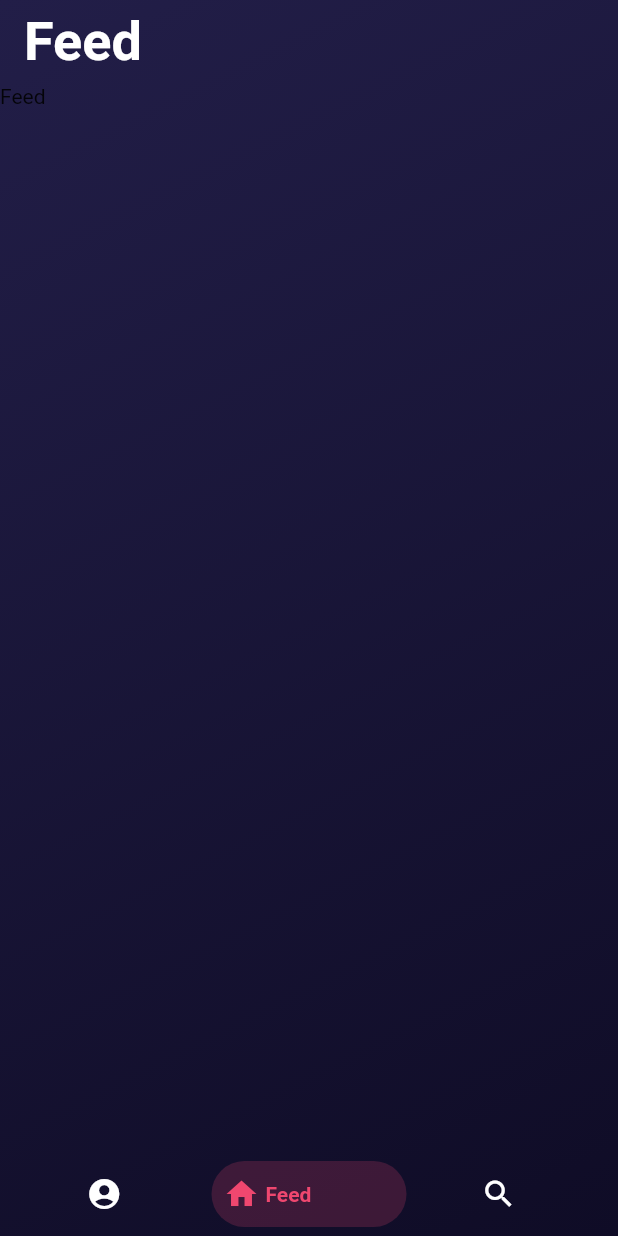
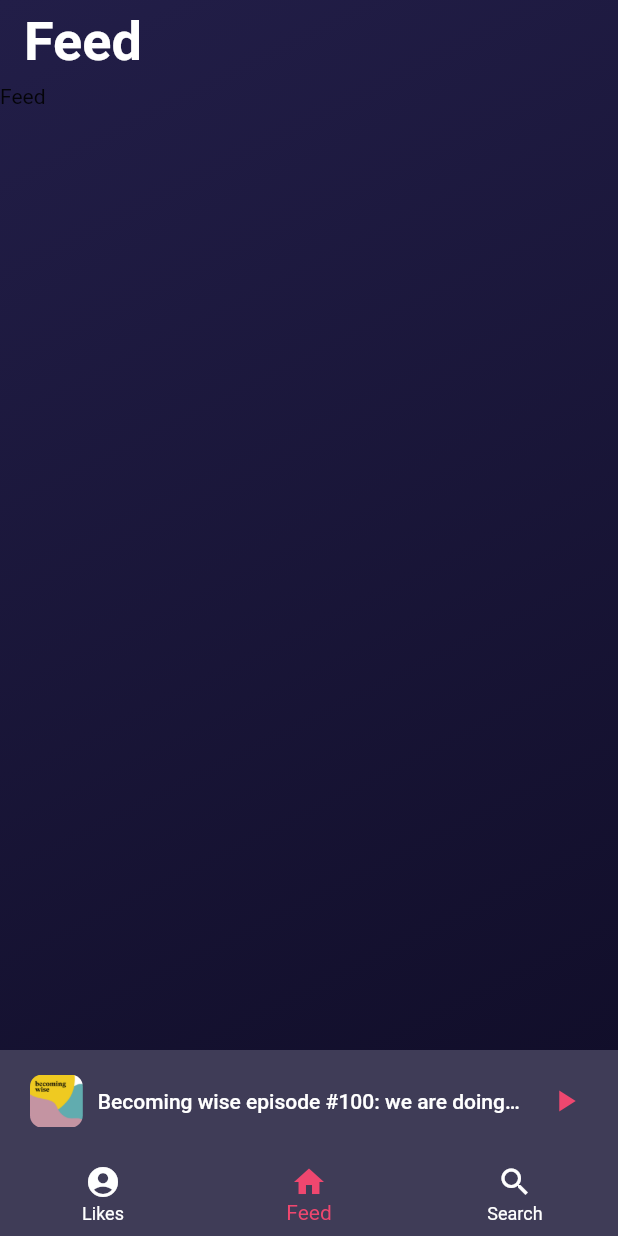
Before and after one commit to robinspiltijns/recommender_app, a Flutter app: the screen it shows after launch, on a phone screen of 412 x 824 dp. Run offline on Flutter 3.47's test engine with Material 2 defaults, Android fonts, the phone set to English and light mode, and no system bars; drawn by our look-alikes of bottom_navy_bar.

Commit message:
visual kind of ok

```diff
--- a/frontend/lib/common/components/bottom-controls.dart
+++ b/frontend/lib/common/components/bottom-controls.dart
@@ -1,6 +1,9 @@
+import 'dart:ui';
+
 import 'package:bottom_navy_bar/bottom_navy_bar.dart';
 import 'package:flutter/cupertino.dart';
 import 'package:flutter/material.dart';
+import 'package:frontend/common/components/small-player.dart';
 
 class BottomControlsWidget extends StatefulWidget {
   final ValueChanged<int> routeChanged;
@@ -13,33 +16,38 @@ class BottomControlsWidget extends StatefulWidget {
 }
 
 class _BottomControlsWidgetState extends State<BottomControlsWidget> {
-  int _selectedRouteIndex = 1;
 
   @override
   Widget build(BuildContext context) {
-    return BottomNavyBar(
-      selectedIndex: _selectedRouteIndex,
-      showElevation: false,
-      onItemSelected: widget.routeChanged,
-      backgroundColor: Colors.transparent,
-      mainAxisAlignment: MainAxisAlignment.spaceEvenly,
-      items: <BottomNavyBarItem>[
-        BottomNavyBarItem(
+
+    return Column(
+      mainAxisSize: MainAxisSize.min,
+      children: [
+        SmallPlayerWidget(),
+        BottomNavigationBar(
+        currentIndex: widget.selectedRouteIndex,
+        elevation: 0.0,
+        onTap: widget.routeChanged,
+        backgroundColor: Color(0xff3F3C57),
+        unselectedItemColor: Colors.white,
+        selectedItemColor: Color(0xffEF476F),
+        items: <BottomNavigationBarItem>[
+          BottomNavigationBarItem(
             icon: Icon(Icons.account_circle),
-            title: Text('Likes'),
-            activeColor: Color(0xffEF476F),
-            inactiveColor: Colors.white),
-        BottomNavyBarItem(
+            label: 'Likes',
+          ),
+          BottomNavigationBarItem(
             icon: Icon(Icons.home),
-            title: Text('Feed'),
-            activeColor: Color(0xffEF476F),
-            inactiveColor: Colors.white),
-        BottomNavyBarItem(
+            label: 'Feed',
+          ),
+          BottomNavigationBarItem(
             icon: Icon(Icons.search),
-            title: Text('Search'),
-            activeColor: Color(0xffEF476F),
-            inactiveColor: Colors.white),
-      ],
-    );
+            label: 'Search',
+          ),
+        ],
+        type: BottomNavigationBarType.fixed,
+      )],
+    )
+      ;
   }
 }
--- /dev/null
+++ b/frontend/lib/common/components/small-player.dart
@@ -0,0 +1,42 @@
+import 'package:flutter/cupertino.dart';
+import 'package:flutter/material.dart';
+
+class SmallPlayerWidget extends StatelessWidget {
+  @override
+  Widget build(BuildContext context) {
+    return Container(
+        color: Color(0xff3F3C57),
+        padding: EdgeInsets.only(left: 20, right: 20, bottom: 10, top: 10),
+        child: Row(
+          children: [
+            Expanded(
+              flex: 10,
+              child: ClipRRect(
+                  borderRadius: BorderRadius.circular(8.0),
+                  child: Image(
+                image: AssetImage('assets/becoming-wise.jpg'),
+              )),
+            ),
+            SizedBox(width: 10),
+            Expanded(
+                flex: 80,
+                child: Text(
+                  "Becoming wise episode #100: we are doing stuff",
+                  overflow: TextOverflow.ellipsis,
+                  style: Theme.of(context).textTheme.bodyText1,
+                )),
+            SizedBox(width: 10),
+            Expanded(
+              flex: 10,
+              child: IconButton(
+                color: Color(0xffEF476F),
+                icon: Icon(Icons.play_arrow),
+                onPressed: () => {
+                  print('pressed')
+                },
+              )
+            ),
+          ],
+        ));
+  }
+}
--- a/frontend/lib/common/theme.dart
+++ b/frontend/lib/common/theme.dart
@@ -15,5 +15,8 @@ var themeData =  new ThemeData(
         fontSize: 20.0,
         color: Colors.white,
     ),
+      bodyText1: TextStyle(
+          color: Colors.white
+      )
   )
 );
--- a/frontend/lib/main.dart
+++ b/frontend/lib/main.dart
@@ -68,7 +68,6 @@ class _CastlyWidgetState extends State<CastlyWidget> {
           children: _destinationViews,
         ),
         // We kunnen dit eventueel later nog custom doen.
-        // Cfr. https://github.com/pedromassango/bottom_navy_bar https://www.youtube.com/watch?v=jJPSKEEiN-E
         bottomNavigationBar: BottomControlsWidget(_selectedIndex, _onItemTapped),
       ),
     );
--- a/frontend/pubspec.yaml
+++ b/frontend/pubspec.yaml
@@ -41,6 +41,8 @@ dev_dependencies:
 
 # The following section is specific to Flutter.
 flutter:
+  assets:
+    - assets/
 
   # The following line ensures that the Material Icons font is
   # included with your application, so that you can use the icons in
```
Also changed, not shown: frontend/assets/becoming-wise.jpg (added).
